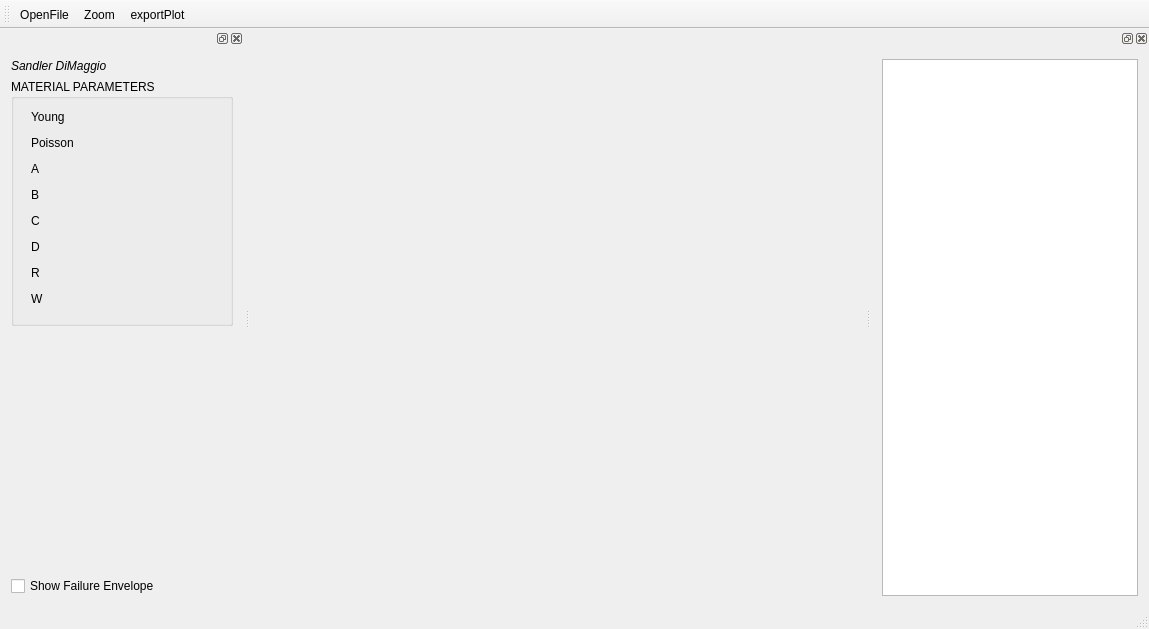
The window that Projects/Plasticity/PlasticityQT/mainwindow.ui (labmec/neopz) describes before a commit, drawn with Qt 5.
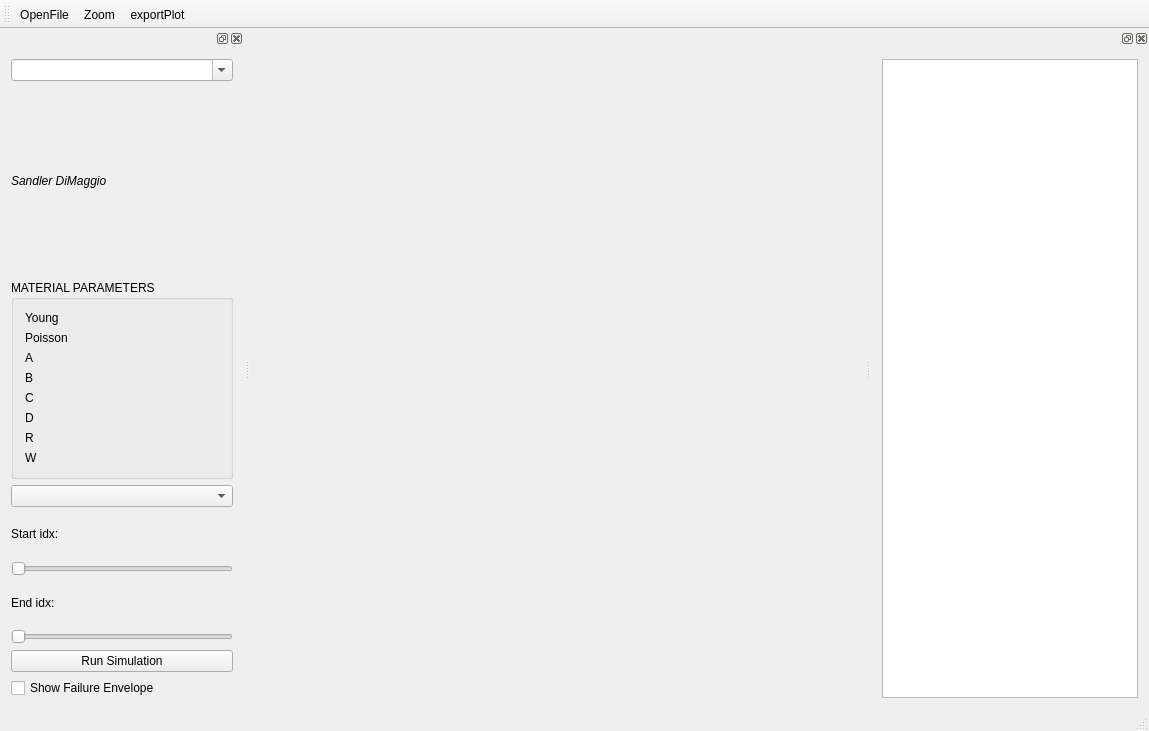
The same window after the commit. Custom widgets are drawn as their Qt base class.

Commit message: Added a way to select start and end points in a lab curve

Patch:
```diff
--- a/Projects/Plasticity/PlasticityQT/mainwindow.ui
+++ b/Projects/Plasticity/PlasticityQT/mainwindow.ui
@@ -7,7 +7,7 @@
     <x>0</x>
     <y>0</y>
     <width>1149</width>
-    <height>628</height>
+    <height>731</height>
    </rect>
   </property>
   <property name="windowTitle">
@@ -70,8 +70,8 @@
    </property>
    <property name="minimumSize">
     <size>
-     <width>96</width>
-     <height>121</height>
+     <width>102</width>
+     <height>127</height>
     </size>
    </property>
    <property name="maximumSize">
@@ -143,7 +143,13 @@
    <property name="minimumSize">
     <size>
      <width>244</width>
-     <height>578</height>
+     <height>625</height>
+    </size>
+   </property>
+   <property name="maximumSize">
+    <size>
+     <width>524287</width>
+     <height>524287</height>
     </size>
    </property>
    <property name="allowedAreas">
@@ -159,8 +165,15 @@
       <verstretch>0</verstretch>
      </sizepolicy>
     </property>
-    <layout class="QGridLayout" name="gridLayout">
-     <item row="0" column="0">
+    <layout class="QVBoxLayout" name="verticalLayout_3">
+     <item>
+      <widget class="QComboBox" name="comboBoxSim">
+       <property name="editable">
+        <bool>true</bool>
+       </property>
+      </widget>
+     </item>
+     <item>
       <widget class="QLabel" name="label_22">
        <property name="font">
         <font>
@@ -174,20 +187,22 @@
        </property>
       </widget>
      </item>
-     <item row="1" column="0" rowspan="2" colspan="2">
+     <item>
       <widget class="QGroupBox" name="groupBox">
        <property name="title">
         <string>MATERIAL PARAMETERS</string>
        </property>
-       <layout class="QFormLayout" name="formLayout">
-        <item row="0" column="1">
+       <layout class="QVBoxLayout" name="verticalLayout_2">
+        <item>
+         <layout class="QHBoxLayout" name="horizontalLayout">
+          <item>
          <widget class="QLabel" name="label_8">
           <property name="text">
            <string>Young</string>
           </property>
          </widget>
         </item>
-        <item row="1" column="0" colspan="2">
+          <item>
          <widget class="QwtCounter" name="young_counter">
           <property name="numButtons">
            <number>1</number>
@@ -200,14 +215,18 @@
           </property>
          </widget>
         </item>
-        <item row="2" column="1">
+         </layout>
+        </item>
+        <item>
+         <layout class="QHBoxLayout" name="horizontalLayout_2">
+          <item>
          <widget class="QLabel" name="label_11">
           <property name="text">
            <string>Poisson</string>
           </property>
          </widget>
         </item>
-        <item row="3" column="0" colspan="2">
+          <item>
          <widget class="QwtCounter" name="poisson_counter">
           <property name="numButtons">
            <number>1</number>
@@ -223,14 +242,18 @@
           </property>
          </widget>
         </item>
-        <item row="4" column="1">
+         </layout>
+        </item>
+        <item>
+         <layout class="QHBoxLayout" name="horizontalLayout_3">
+          <item>
          <widget class="QLabel" name="label_13">
           <property name="text">
            <string>A</string>
           </property>
          </widget>
         </item>
-        <item row="5" column="0" colspan="2">
+          <item>
          <widget class="QwtCounter" name="A_counter">
           <property name="numButtons">
            <number>1</number>
@@ -243,14 +266,18 @@
           </property>
          </widget>
         </item>
-        <item row="6" column="1">
+         </layout>
+        </item>
+        <item>
+         <layout class="QHBoxLayout" name="horizontalLayout_4">
+          <item>
          <widget class="QLabel" name="label_12">
           <property name="text">
            <string>B</string>
           </property>
          </widget>
         </item>
-        <item row="7" column="0" colspan="2">
+          <item>
          <widget class="QwtCounter" name="B_counter">
           <property name="numButtons">
            <number>1</number>
@@ -263,14 +290,18 @@
           </property>
          </widget>
         </item>
-        <item row="8" column="1">
+         </layout>
+        </item>
+        <item>
+         <layout class="QHBoxLayout" name="horizontalLayout_5">
+          <item>
          <widget class="QLabel" name="label_15">
           <property name="text">
            <string>C</string>
           </property>
          </widget>
         </item>
-        <item row="9" column="0" colspan="2">
+          <item>
          <widget class="QwtCounter" name="C_counter">
           <property name="numButtons">
            <number>1</number>
@@ -286,14 +317,18 @@
           </property>
          </widget>
         </item>
-        <item row="10" column="1">
+         </layout>
+        </item>
+        <item>
+         <layout class="QHBoxLayout" name="horizontalLayout_6">
+          <item>
          <widget class="QLabel" name="label_21">
           <property name="text">
            <string>D</string>
           </property>
          </widget>
         </item>
-        <item row="11" column="0" colspan="2">
+          <item>
          <widget class="QwtCounter" name="D_counter">
           <property name="numButtons">
            <number>1</number>
@@ -306,14 +341,18 @@
           </property>
          </widget>
         </item>
-        <item row="12" column="1">
+         </layout>
+        </item>
+        <item>
+         <layout class="QHBoxLayout" name="horizontalLayout_7">
+          <item>
          <widget class="QLabel" name="label_29">
           <property name="text">
            <string>R</string>
           </property>
          </widget>
         </item>
-        <item row="13" column="0" colspan="2">
+          <item>
          <widget class="QwtCounter" name="R_counter">
           <property name="numButtons">
            <number>1</number>
@@ -326,14 +365,18 @@
           </property>
          </widget>
         </item>
-        <item row="14" column="1">
+         </layout>
+        </item>
+        <item>
+         <layout class="QHBoxLayout" name="horizontalLayout_8">
+          <item>
          <widget class="QLabel" name="label_31">
           <property name="text">
            <string>W</string>
           </property>
          </widget>
         </item>
-        <item row="15" column="0" colspan="2">
+          <item>
          <widget class="QwtCounter" name="W_counter">
           <property name="numButtons">
            <number>1</number>
@@ -347,35 +390,87 @@
          </widget>
         </item>
        </layout>
+        </item>
+       </layout>
       </widget>
      </item>
-     <item row="2" column="1">
-      <spacer name="horizontalSpacer">
+     <item>
+      <layout class="QVBoxLayout" name="verticalLayout">
+       <item>
+        <widget class="QComboBox" name="comboBoxMed"/>
+       </item>
+       <item>
+        <layout class="QHBoxLayout" name="horizontalLayout_9">
+         <item>
+          <widget class="QLabel" name="label">
+           <property name="text">
+            <string>Start idx:</string>
+           </property>
+          </widget>
+         </item>
+         <item>
+          <widget class="QwtCounter" name="start_idx_value">
+           <property name="numButtons">
+            <number>1</number>
+           </property>
+           <property name="basicstep" stdset="0">
+            <double>1.000000000000000</double>
+           </property>
+           <property name="maxValue">
+            <double>99.000000000000000</double>
+           </property>
+          </widget>
+         </item>
+        </layout>
+       </item>
+       <item>
+        <widget class="QSlider" name="start_idx_slider">
        <property name="orientation">
         <enum>Qt::Horizontal</enum>
        </property>
-       <property name="sizeHint" stdset="0">
-        <size>
-         <width>66</width>
-         <height>20</height>
-        </size>
-       </property>
-      </spacer>
-     </item>
-     <item row="3" column="1">
-      <spacer name="verticalSpacer">
+        </widget>
+       </item>
+       <item>
+        <layout class="QHBoxLayout" name="horizontalLayout_10">
+         <item>
+          <widget class="QLabel" name="label_2">
+           <property name="text">
+            <string>End idx:</string>
+           </property>
+          </widget>
+         </item>
+         <item>
+          <widget class="QwtCounter" name="end_idx_value">
+           <property name="numButtons">
+            <number>1</number>
+           </property>
+           <property name="basicstep" stdset="0">
+            <double>1.000000000000000</double>
+           </property>
+           <property name="maxValue">
+            <double>99.000000000000000</double>
+           </property>
+          </widget>
+         </item>
+        </layout>
+       </item>
+       <item>
+        <widget class="QSlider" name="end_idx_slider">
        <property name="orientation">
-        <enum>Qt::Vertical</enum>
-       </property>
-       <property name="sizeHint" stdset="0">
-        <size>
-         <width>20</width>
-         <height>40</height>
-        </size>
-       </property>
-      </spacer>
-     </item>
-     <item row="4" column="0" colspan="2">
+          <enum>Qt::Horizontal</enum>
+         </property>
+        </widget>
+       </item>
+       <item>
+        <widget class="QPushButton" name="runSimBtn">
+         <property name="text">
+          <string>Run Simulation</string>
+         </property>
+        </widget>
+       </item>
+      </layout>
+     </item>
+     <item>
       <widget class="QCheckBox" name="checkBox">
        <property name="text">
         <string>Show Failure Envelope</string>
@@ -383,6 +478,10 @@
       </widget>
      </item>
     </layout>
+    <zorder>label_22</zorder>
+    <zorder>checkBox</zorder>
+    <zorder>groupBox</zorder>
+    <zorder>comboBoxSim</zorder>
    </widget>
   </widget>
   <action name="actionZoom">
```
Lines whose indentation alone changed are shown as unchanged. The commit also changes 5 other files.
